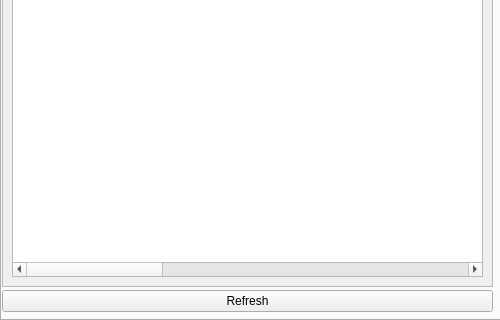
Before: the Qt Designer form UI/UserScreen.ui in 1412kauti/ProjectHurricane, drawn with Qt 5; both pictures show x 0 to 500 and y 180 to 500 of the 500 by 500 pixel window.
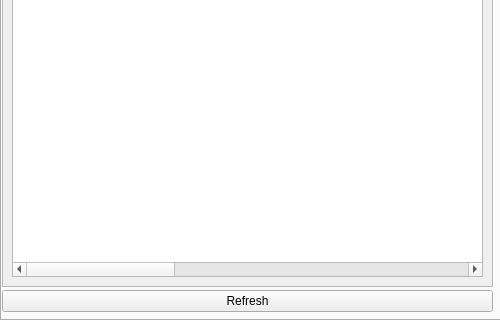
After: the same form once the commit is applied. The open tabs and pages were chosen to show the change.

```diff
--- a/UI/UserScreen.ui
+++ b/UI/UserScreen.ui
@@ -600,11 +600,6 @@
            <string>Car Class</string>
           </property>
          </column>
-         <column>
-          <property name="text">
-           <string/>
-          </property>
-         </column>
          <column>
           <property name="text">
            <string>Car Color</string>
```
